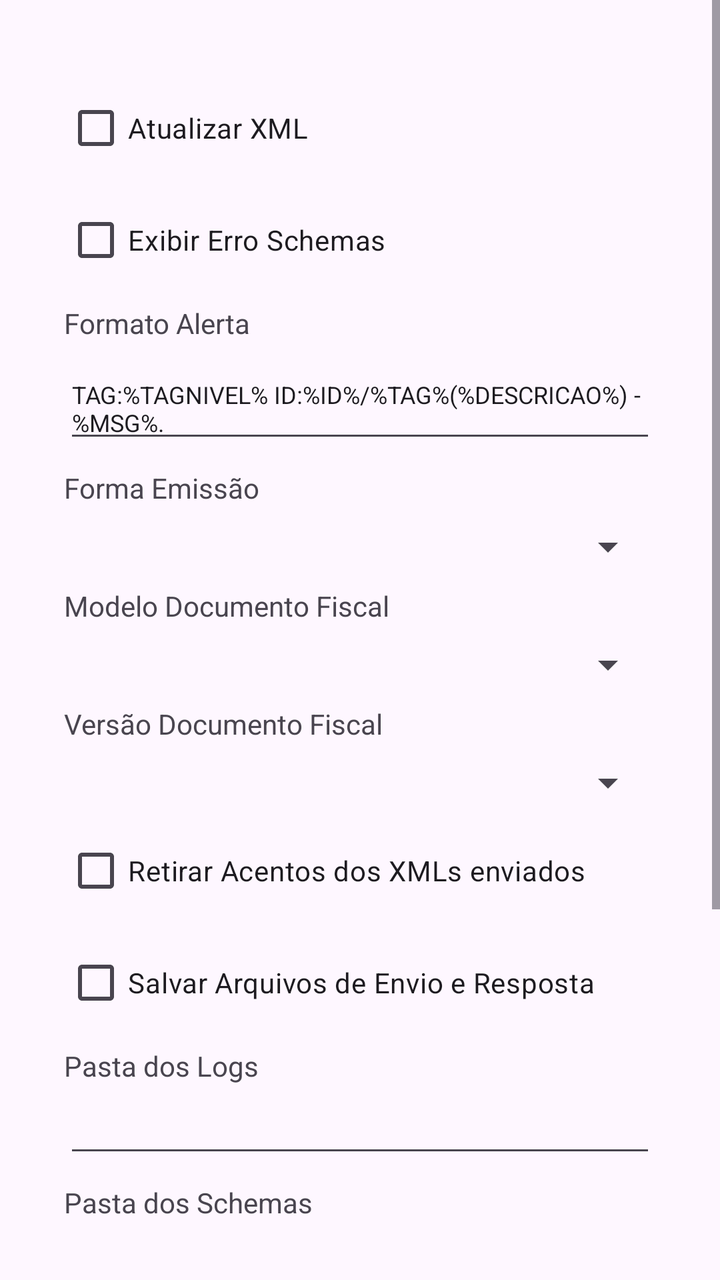
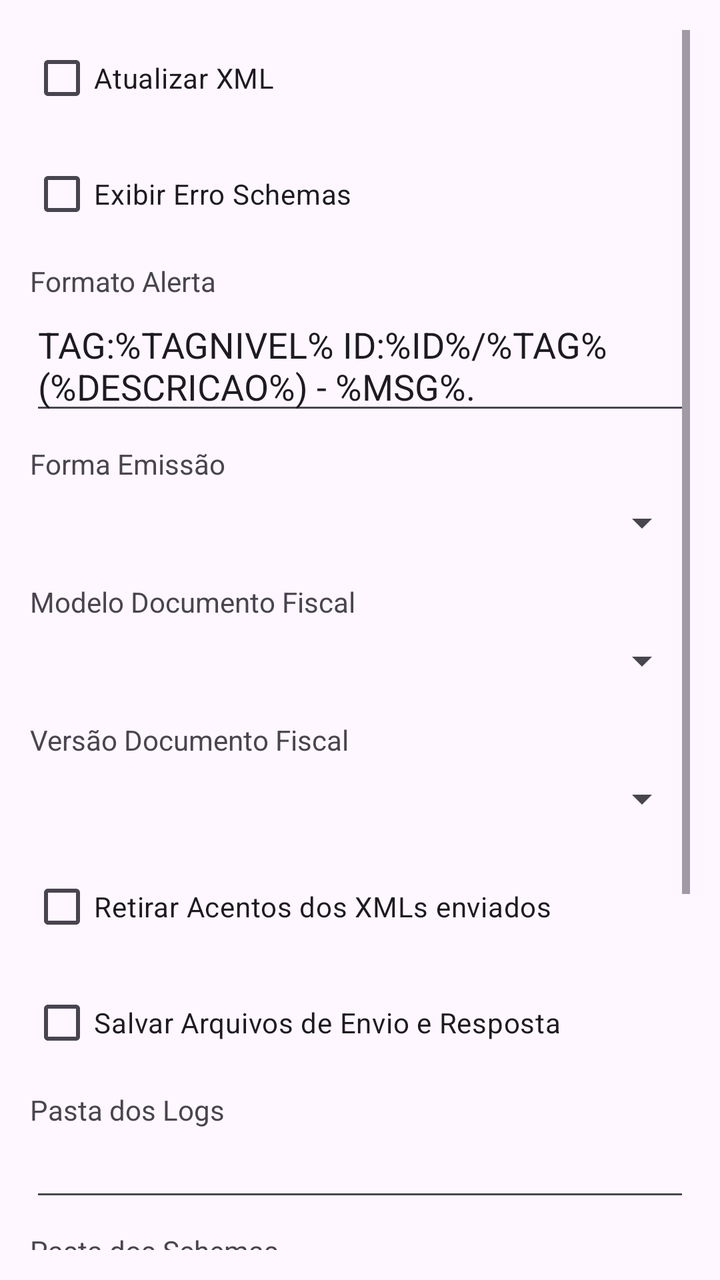

The first picture is an Android layout as it rendered before a commit; the second is the same layout after the commit. The layout source and the unified diff follow.
<!-- AndroidManifest.xml: application theme Theme.ACBrLibNFeDemo -->
<!-- res/layout/fragment_configuracoes_gerais.xml -->
<?xml version="1.0" encoding="utf-8"?>
<ScrollView xmlns:android="http://schemas.android.com/apk/res/android"
    xmlns:tools="http://schemas.android.com/tools"
    android:layout_width="match_parent"
    android:layout_height="match_parent"
    android:fillViewport="true"
    tools:context=".ConfiguracoesGeraisFragment">

    <LinearLayout
        android:layout_width="match_parent"
        android:layout_height="wrap_content"
        android:padding="32dp"
        android:orientation="vertical">

        <CheckBox
            android:id="@+id/ckbAtualizarXML"
            android:layout_width="match_parent"
            android:layout_height="wrap_content"
            android:layout_marginTop="8dp"
            android:text="Atualizar XML" />

        <CheckBox
            android:id="@+id/ckbExibirErroSchemas"
            android:layout_width="match_parent"
            android:layout_height="wrap_content"
            android:layout_marginTop="8dp"
            android:text="Exibir Erro Schemas" />

        <TextView
            android:layout_width="match_parent"
            android:layout_height="wrap_content"
            android:layout_marginTop="8dp"
            android:text="Formato Alerta" />

        <EditText
            android:id="@+id/txtFormatoAlerta"
            android:layout_width="match_parent"
            android:layout_height="wrap_content"
            android:layout_marginTop="8dp"
            android:text="TAG:%TAGNIVEL% ID:%ID%/%TAG%(%DESCRICAO%) - %MSG%."
            android:textSize="12dp" />

        <TextView
            android:layout_width="match_parent"
            android:layout_height="wrap_content"
            android:layout_marginTop="8dp"
            android:text="Forma Emissão" />

        <Spinner
            android:id="@+id/cmbFormaEmissao"
            android:layout_width="match_parent"
            android:layout_height="wrap_content"
            android:layout_marginTop="8dp" />

        <TextView
            android:layout_width="match_parent"
            android:layout_height="wrap_content"
            android:layout_marginTop="8dp"
            android:text="Modelo Documento Fiscal" />

        <Spinner
            android:id="@+id/cmbModeloDocumento"
            android:layout_width="match_parent"
            android:layout_height="wrap_content"
            android:layout_marginTop="8dp" />

        <TextView
            android:layout_width="match_parent"
            android:layout_height="wrap_content"
            android:layout_marginTop="8dp"
            android:text="Versão Documento Fiscal" />

        <Spinner
            android:id="@+id/cmbVersaoDF"
            android:layout_width="match_parent"
            android:layout_height="wrap_content"
            android:layout_marginTop="8dp" />

        <CheckBox
            android:id="@+id/ckbRetirarAcentos"
            android:layout_width="match_parent"
            android:layout_height="wrap_content"
            android:layout_marginTop="8dp"
            android:text="Retirar Acentos dos XMLs enviados" />

        <CheckBox
            android:id="@+id/ckbSalvar"
            android:layout_width="match_parent"
            android:layout_height="wrap_content"
            android:layout_marginTop="8dp"
            android:text="Salvar Arquivos de Envio e Resposta" />

        <TextView
            android:layout_width="match_parent"
            android:layout_height="wrap_content"
            android:layout_marginTop="8dp"
            android:text="Pasta dos Logs" />

        <EditText
            android:id="@+id/txtLogs"
            android:layout_width="match_parent"
            android:layout_height="wrap_content"
            android:layout_marginTop="8dp"
            android:textSize="12dp" />

        <TextView
            android:layout_width="match_parent"
            android:layout_height="wrap_content"
            android:layout_marginTop="8dp"
            android:text="Pasta dos Schemas" />

        <EditText
            android:id="@+id/txtSchemaPath"
            android:layout_width="match_parent"
            android:layout_height="wrap_content"
            android:layout_marginTop="8dp"
            android:textSize="12dp" />

        <TextView
            android:layout_width="match_parent"
            android:layout_height="wrap_content"
            android:layout_marginTop="8dp"
            android:text="IdToken/IdCSC (Somente para NFC-e)" />

        <EditText
            android:id="@+id/txtIdCSC"
            android:layout_width="match_parent"
            android:layout_height="wrap_content"
            android:layout_marginTop="8dp"
            android:textSize="12dp" />

        <TextView
            android:layout_width="match_parent"
            android:layout_height="wrap_content"
            android:layout_marginTop="8dp"
            android:text="Token/CSC (Somente para NFC-e)" />

        <EditText
            android:id="@+id/txtCSC"
            android:layout_width="match_parent"
            android:layout_height="wrap_content"
            android:layout_marginTop="8dp"
            android:textSize="12dp" />

        <LinearLayout
            android:layout_width="match_parent"
            android:layout_height="wrap_content"
            android:orientation="horizontal"
            android:layout_marginTop="16dp">

            <Button
                android:id="@+id/btnSalvarConfiguracoesGerais"
                android:layout_width="0dp"
                android:layout_height="64dp"
                android:layout_weight="1"
                android:onClick="onClick"
                android:text="Salvar Configurações" />

            <Button
                android:id="@+id/btnCarregarConfiguracoesGerais"
                android:layout_width="0dp"
                android:layout_height="64dp"
                android:layout_weight="1"
                android:text="Carregar Configurações" />
        </LinearLayout>

    </LinearLayout>

</ScrollView>
<!-- resources referenced by this layout -->
<resources>
  <style name="Theme.ACBrLibNFeDemo" parent="Base.Theme.ACBrLibNFeDemo" />
  <style name="Base.Theme.ACBrLibNFeDemo" parent="Theme.Material3.DayNight.NoActionBar">
          
          
      </style>
</resources>

<!-- the commit's change to res/layout/fragment_configuracoes_gerais.xml (unified diff, before → after) -->
@@ -1,169 +1,166 @@
 <?xml version="1.0" encoding="utf-8"?>
-<ScrollView xmlns:android="http://schemas.android.com/apk/res/android"
+<androidx.constraintlayout.widget.ConstraintLayout xmlns:android="http://schemas.android.com/apk/res/android"
+    xmlns:app="http://schemas.android.com/apk/res-auto"
     xmlns:tools="http://schemas.android.com/tools"
     android:layout_width="match_parent"
-    android:layout_height="match_parent"
-    android:fillViewport="true"
-    tools:context=".ConfiguracoesGeraisFragment">
+    android:layout_height="match_parent">
 
-    <LinearLayout
+    <ScrollView
         android:layout_width="match_parent"
-        android:layout_height="wrap_content"
-        android:padding="32dp"
-        android:orientation="vertical">
-
-        <CheckBox
-            android:id="@+id/ckbAtualizarXML"
-            android:layout_width="match_parent"
-            android:layout_height="wrap_content"
-            android:layout_marginTop="8dp"
-            android:text="Atualizar XML" />
-
-        <CheckBox
-            android:id="@+id/ckbExibirErroSchemas"
-            android:layout_width="match_parent"
-            android:layout_height="wrap_content"
-            android:layout_marginTop="8dp"
-            android:text="Exibir Erro Schemas" />
-
-        <TextView
-            android:layout_width="match_parent"
-            android:layout_height="wrap_content"
-            android:layout_marginTop="8dp"
-            android:text="Formato Alerta" />
-
-        <EditText
-            android:id="@+id/txtFormatoAlerta"
-            android:layout_width="match_parent"
-            android:layout_height="wrap_content"
-            android:layout_marginTop="8dp"
-            android:text="TAG:%TAGNIVEL% ID:%ID%/%TAG%(%DESCRICAO%) - %MSG%."
-            android:textSize="12dp" />
-
-        <TextView
-            android:layout_width="match_parent"
-            android:layout_height="wrap_content"
-            android:layout_marginTop="8dp"
-            android:text="Forma Emissão" />
-
-        <Spinner
-            android:id="@+id/cmbFormaEmissao"
-            android:layout_width="match_parent"
-            android:layout_height="wrap_content"
-            android:layout_marginTop="8dp" />
-
-        <TextView
-            android:layout_width="match_parent"
-            android:layout_height="wrap_content"
-            android:layout_marginTop="8dp"
-            android:text="Modelo Documento Fiscal" />
-
-        <Spinner
-            android:id="@+id/cmbModeloDocumento"
-            android:layout_width="match_parent"
-            android:layout_height="wrap_content"
-            android:layout_marginTop="8dp" />
-
-        <TextView
-            android:layout_width="match_parent"
-            android:layout_height="wrap_content"
-            android:layout_marginTop="8dp"
-            android:text="Versão Documento Fiscal" />
-
-        <Spinner
-            android:id="@+id/cmbVersaoDF"
-            android:layout_width="match_parent"
-            android:layout_height="wrap_content"
-            android:layout_marginTop="8dp" />
-
-        <CheckBox
-            android:id="@+id/ckbRetirarAcentos"
-            android:layout_width="match_parent"
-            android:layout_height="wrap_content"
-            android:layout_marginTop="8dp"
-            android:text="Retirar Acentos dos XMLs enviados" />
-
-        <CheckBox
-            android:id="@+id/ckbSalvar"
-            android:layout_width="match_parent"
-            android:layout_height="wrap_content"
-            android:layout_marginTop="8dp"
-            android:text="Salvar Arquivos de Envio e Resposta" />
-
-        <TextView
-            android:layout_width="match_parent"
-            android:layout_height="wrap_content"
-            android:layout_marginTop="8dp"
-            android:text="Pasta dos Logs" />
-
-        <EditText
-            android:id="@+id/txtLogs"
-            android:layout_width="match_parent"
-            android:layout_height="wrap_content"
-            android:layout_marginTop="8dp"
-            android:textSize="12dp" />
-
-        <TextView
-            android:layout_width="match_parent"
-            android:layout_height="wrap_content"
-            android:layout_marginTop="8dp"
-            android:text="Pasta dos Schemas" />
-
-        <EditText
-            android:id="@+id/txtSchemaPath"
-            android:layout_width="match_parent"
-            android:layout_height="wrap_content"
-            android:layout_marginTop="8dp"
-            android:textSize="12dp" />
-
-        <TextView
-            android:layout_width="match_parent"
-            android:layout_height="wrap_content"
-            android:layout_marginTop="8dp"
-            android:text="IdToken/IdCSC (Somente para NFC-e)" />
-
-        <EditText
-            android:id="@+id/txtIdCSC"
-            android:layout_width="match_parent"
-            android:layout_height="wrap_content"
-            android:layout_marginTop="8dp"
-            android:textSize="12dp" />
-
-        <TextView
-            android:layout_width="match_parent"
-            android:layout_height="wrap_content"
-            android:layout_marginTop="8dp"
-            android:text="Token/CSC (Somente para NFC-e)" />
-
-        <EditText
-            android:id="@+id/txtCSC"
-            android:layout_width="match_parent"
-            android:layout_height="wrap_content"
-            android:layout_marginTop="8dp"
-            android:textSize="12dp" />
+        android:layout_height="match_parent"
+        android:layout_margin="15dp"
+        android:fillViewport="true"
+        tools:context=".configuracoes.ConfiguracoesActivity">
 
         <LinearLayout
             android:layout_width="match_parent"
             android:layout_height="wrap_content"
-            android:orientation="horizontal"
-            android:layout_marginTop="16dp">
+            android:orientation="vertical">
 
-            <Button
-                android:id="@+id/btnSalvarConfiguracoesGerais"
-                android:layout_width="0dp"
-                android:layout_height="64dp"
-                android:layout_weight="1"
-                android:onClick="onClick"
-                android:text="Salvar Configurações" />
+            <CheckBox
+                android:id="@+id/ckbAtualizarXML"
+                android:layout_width="match_parent"
+                android:layout_height="wrap_content"
+                android:text="Atualizar XML" />
 
-            <Button
-                android:id="@+id/btnCarregarConfiguracoesGerais"
-                android:layout_width="0dp"
-                android:layout_height="64dp"
-                android:layout_weight="1"
-                android:text="Carregar Configurações" />
+            <CheckBox
+                android:id="@+id/ckbExibirErroSchemas"
+                android:layout_width="match_parent"
+                android:layout_height="wrap_content"
+                android:layout_marginTop="10dp"
+                android:text="Exibir Erro Schemas" />
+
+            <TextView
+                android:layout_width="match_parent"
+                android:layout_height="wrap_content"
+                android:layout_marginTop="10dp"
+                android:text="Formato Alerta" />
+
+            <EditText
+                android:id="@+id/txtFormatoAlerta"
+                android:layout_width="match_parent"
+                android:layout_height="wrap_content"
+                android:text="TAG:%TAGNIVEL% ID:%ID%/%TAG%(%DESCRICAO%) - %MSG%." />
+
+            <TextView
+                android:layout_width="match_parent"
+                android:layout_height="wrap_content"
+                android:layout_marginTop="10dp"
+                android:text="Forma Emissão" />
+
+            <Spinner
+                android:id="@+id/cmbFormaEmissao"
+                android:layout_width="match_parent"
+                android:layout_height="40dp" />
+
+            <TextView
+                android:layout_width="match_parent"
+                android:layout_height="wrap_content"
+                android:layout_marginTop="10dp"
+                android:text="Modelo Documento Fiscal" />
+
+            <Spinner
+                android:id="@+id/cmbModeloDocumento"
+                android:layout_width="match_parent"
+                android:layout_height="40dp" />
+
+            <TextView
+                android:layout_width="match_parent"
+                android:layout_height="wrap_content"
+                android:layout_marginTop="10dp"
+                android:text="Versão Documento Fiscal" />
+
+            <Spinner
+                android:id="@+id/cmbVersaoDF"
+                android:layout_width="match_parent"
+                android:layout_height="40dp" />
+
+            <CheckBox
+                android:id="@+id/ckbRetirarAcentos"
+                android:layout_width="match_parent"
+                android:layout_height="wrap_content"
+                android:layout_marginTop="10dp"
+                android:text="Retirar Acentos dos XMLs enviados" />
+
+            <CheckBox
+                android:id="@+id/ckbSalvar"
+                android:layout_width="match_parent"
+                android:layout_height="wrap_content"
+                android:layout_marginTop="10dp"
+                android:text="Salvar Arquivos de Envio e Resposta" />
+
+            <TextView
+                android:layout_width="match_parent"
+                android:layout_height="wrap_content"
+                android:layout_marginTop="10dp"
+                android:text="Pasta dos Logs" />
+
+            <EditText
+                android:id="@+id/txtLogs"
+                android:layout_width="match_parent"
+                android:layout_height="wrap_content" />
+
+            <TextView
+                android:layout_width="match_parent"
+                android:layout_height="wrap_content"
+                android:layout_marginTop="10dp"
+                android:text="Pasta dos Schemas" />
+
+            <EditText
+                android:id="@+id/txtSchemaPath"
+                android:layout_width="match_parent"
+                android:layout_height="wrap_content" />
+
+            <TextView
+                android:layout_width="match_parent"
+                android:layout_height="wrap_content"
+                android:layout_marginTop="10dp"
+                android:text="IdToken/IdCSC (Somente para NFC-e)" />
+
+            <EditText
+                android:id="@+id/txtIdCSC"
+                android:layout_width="match_parent"
+                android:layout_height="wrap_content" />
+
+            <TextView
+                android:layout_width="match_parent"
+                android:layout_height="wrap_content"
+                android:layout_marginTop="10dp"
+                android:text="Token/CSC (Somente para NFC-e)" />
+
+            <EditText
+                android:id="@+id/txtCSC"
+                android:layout_width="match_parent"
+                android:layout_height="wrap_content" />
+
+            <androidx.constraintlayout.widget.ConstraintLayout
+                android:layout_width="match_parent"
+                android:layout_height="match_parent">
+
+                <Button
+                    android:id="@+id/btnSalvarConfiguracoesGerais"
+                    android:layout_width="0dp"
+                    android:layout_height="60dp"
+                    android:text="Salvar Configurações"
+                    app:layout_constraintBottom_toBottomOf="parent"
+                    app:layout_constraintEnd_toStartOf="@+id/btnCarregarConfiguracoesGerais"
+                    app:layout_constraintStart_toStartOf="parent"
+                    app:layout_constraintWidth_percent="0.5" />
+
+                <Button
+                    android:id="@+id/btnCarregarConfiguracoesGerais"
+                    android:layout_width="0dp"
+                    android:layout_height="60dp"
+                    android:text="Carregar Configurações"
+                    app:layout_constraintBottom_toBottomOf="parent"
+                    app:layout_constraintEnd_toEndOf="parent"
+                    app:layout_constraintStart_toEndOf="@+id/btnSalvarConfiguracoesGerais"
+                    app:layout_constraintWidth_percent="0.5" />
+
+            </androidx.constraintlayout.widget.ConstraintLayout>
+
         </LinearLayout>
 
-    </LinearLayout>
+    </ScrollView>
 
-</ScrollView>
+</androidx.constraintlayout.widget.ConstraintLayout>
